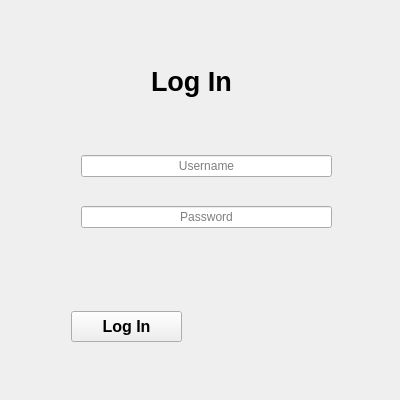
Before: the Qt Designer form src/Login.ui in rvqzs/tresPatitos, drawn with Qt 5.
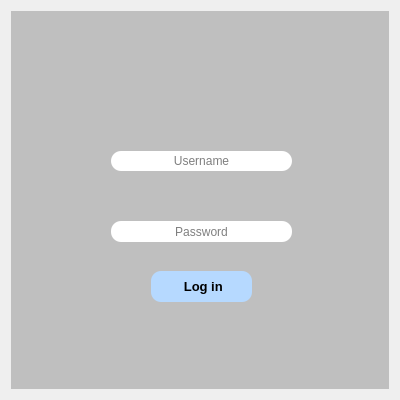
After: the same form once the commit is applied. Icons and pictures are not drawn.

Diff of the .ui file:
```diff
--- a/src/Login.ui
+++ b/src/Login.ui
@@ -37,13 +37,16 @@
        <height>0</height>
       </size>
      </property>
+     <property name="styleSheet">
+      <string notr="true">background-color: rgb(191, 191, 191);</string>
+     </property>
      <widget class="QLabel" name="lbl_logIn">
       <property name="geometry">
        <rect>
-        <x>140</x>
-        <y>50</y>
-        <width>101</width>
-        <height>41</height>
+        <x>150</x>
+        <y>40</y>
+        <width>81</width>
+        <height>71</height>
        </rect>
       </property>
       <property name="font">
@@ -57,56 +60,91 @@
        <string>&lt;html&gt;&lt;head/&gt;&lt;body&gt;&lt;p align=&quot;center&quot;&gt;&lt;span style=&quot; font-size:14pt; font-weight:600;&quot;&gt;Log In&lt;/span&gt;&lt;/p&gt;&lt;/body&gt;&lt;/html&gt;</string>
       </property>
       <property name="text">
-       <string>Log In</string>
+       <string/>
+      </property>
+      <property name="pixmap">
+       <pixmap>../res/profile.png</pixmap>
+      </property>
+      <property name="scaledContents">
+       <bool>true</bool>
       </property>
      </widget>
      <widget class="QPushButton" name="btn_login">
       <property name="geometry">
        <rect>
-        <x>60</x>
-        <y>300</y>
-        <width>111</width>
+        <x>140</x>
+        <y>260</y>
+        <width>101</width>
         <height>31</height>
        </rect>
       </property>
       <property name="font">
        <font>
-        <pointsize>12</pointsize>
+        <pointsize>10</pointsize>
         <weight>75</weight>
         <bold>true</bold>
        </font>
       </property>
+      <property name="styleSheet">
+       <string notr="true">QPushButton{
+
+background-color:rgb(182, 217, 255);
+border:none;
+border-radius:10px;
+}
+
+QPushButton:hover{
+background-color:rgb(86, 110, 255);
+border:none;
+border-radius:10px;
+}
+
+</string>
+      </property>
       <property name="text">
-       <string>Log In</string>
+       <string> Log in</string>
+      </property>
+      <property name="icon">
+       <iconset>
+        <normaloff>../res/login.png</normaloff>../res/login.png</iconset>
+      </property>
+      <property name="iconSize">
+       <size>
+        <width>20</width>
+        <height>20</height>
+       </size>
       </property>
      </widget>
-     <widget class="QWidget" name="verticalLayoutWidget">
+     <widget class="QLineEdit" name="txt_password">
       <property name="geometry">
        <rect>
-        <x>60</x>
-        <y>110</y>
-        <width>271</width>
-        <height>141</height>
+        <x>100</x>
+        <y>210</y>
+        <width>181</width>
+        <height>21</height>
        </rect>
       </property>
-      <layout class="QVBoxLayout" name="verticalLayout_2" stretch="0,0">
-       <property name="spacing">
-        <number>5</number>
-       </property>
-       <property name="leftMargin">
-        <number>10</number>
-       </property>
-       <property name="topMargin">
-        <number>10</number>
-       </property>
-       <property name="rightMargin">
-        <number>10</number>
-       </property>
-       <property name="bottomMargin">
-        <number>10</number>
-       </property>
-       <item>
+      <property name="styleSheet">
+       <string notr="true">background-color: rgb(255, 255, 255);
+border:none;
+border-radius:10px;</string>
+      </property>
+      <property name="alignment">
+       <set>Qt::AlignCenter</set>
+      </property>
+      <property name="placeholderText">
+       <string>Password</string>
+      </property>
+     </widget>
         <widget class="QLineEdit" name="txt_username">
+      <property name="geometry">
+       <rect>
+        <x>100</x>
+        <y>140</y>
+        <width>181</width>
+        <height>20</height>
+       </rect>
+      </property>
          <property name="sizePolicy">
           <sizepolicy hsizetype="Expanding" vsizetype="Fixed">
            <horstretch>0</horstretch>
@@ -119,6 +157,11 @@
            <height>5</height>
           </size>
          </property>
+      <property name="styleSheet">
+       <string notr="true">background-color: rgb(255, 255, 255);
+border:none;
+border-radius:10px;</string>
+      </property>
          <property name="text">
           <string/>
          </property>
@@ -129,18 +172,46 @@
           <string>Username</string>
          </property>
         </widget>
-       </item>
-       <item>
-        <widget class="QLineEdit" name="txt_password">
-         <property name="alignment">
-          <set>Qt::AlignCenter</set>
-         </property>
-         <property name="placeholderText">
-          <string>Password</string>
-         </property>
-        </widget>
-       </item>
-      </layout>
+     <widget class="QLabel" name="label">
+      <property name="geometry">
+       <rect>
+        <x>70</x>
+        <y>210</y>
+        <width>21</width>
+        <height>21</height>
+       </rect>
+      </property>
+      <property name="styleSheet">
+       <string notr="true">background-color: rgb(0, 0, 0,0%);</string>
+      </property>
+      <property name="text">
+       <string/>
+      </property>
+      <property name="pixmap">
+       <pixmap>../res/password2.png</pixmap>
+      </property>
+      <property name="scaledContents">
+       <bool>true</bool>
+      </property>
+     </widget>
+     <widget class="QLabel" name="label_2">
+      <property name="geometry">
+       <rect>
+        <x>70</x>
+        <y>140</y>
+        <width>21</width>
+        <height>21</height>
+       </rect>
+      </property>
+      <property name="text">
+       <string/>
+      </property>
+      <property name="pixmap">
+       <pixmap>../res/user2.png</pixmap>
+      </property>
+      <property name="scaledContents">
+       <bool>true</bool>
+      </property>
      </widget>
     </widget>
    </item>
```
Left out of the diff: 3 changed lines with no effect on the pictures. Lines whose indentation alone changed are shown as unchanged.
